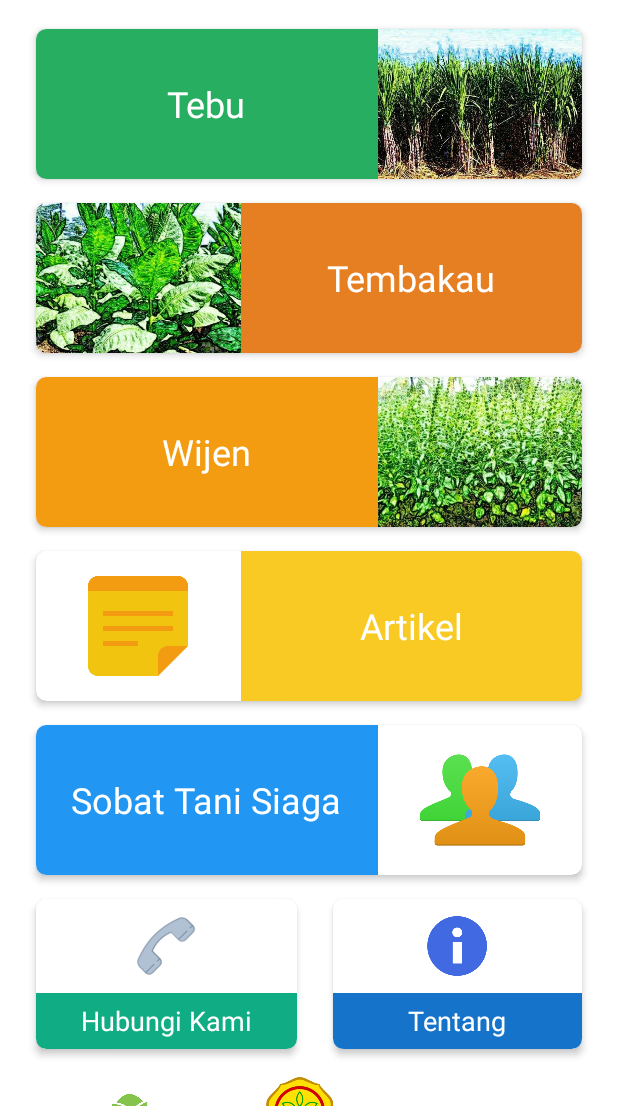
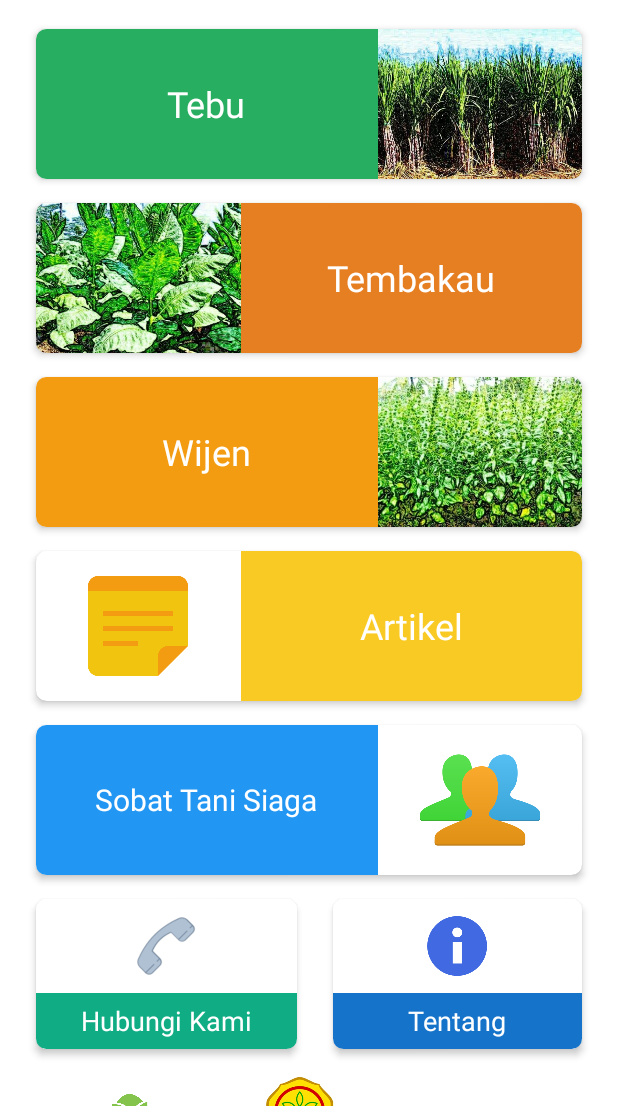
Before and after one commit to ikaru19/Simaster-Bug, an Android app: the screen it shows after launch (MainActivity), on a phone screen of 412 x 824 dp, the part 130-1236 px from its top. Run offline under Robolectric (Android 15) with nearby library versions, the phone set to English and light mode, and no system bars; libraries missing offline, so code that uses them is left out: com.blogspot.atifsoftwares; Roboto replaces fonts that are not available here; 1 statement that could not run was skipped.

Commit message:
release 1.0.2

```diff
--- a/app/src/main/res/layout/activity_main.xml
+++ b/app/src/main/res/layout/activity_main.xml
@@ -47,9 +47,10 @@
                         android:layout_height="wrap_content"
                         android:fontFamily="sans-serif"
                         android:gravity="center"
+                        android:maxLines="3"
                         android:text="Sobat Tani Siaga"
                         android:textColor="#FFFFFF"
-                        android:textSize="24sp" />
+                        android:textSize="20sp" />
                 </LinearLayout>
 
                 <LinearLayout
```
Also changed, not shown: 3 other files.
